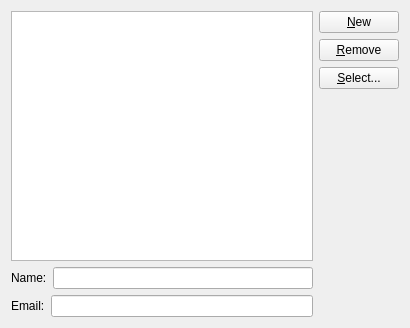
Qt form publishdialog_base.ui (KDE/korganizer) before a commit.
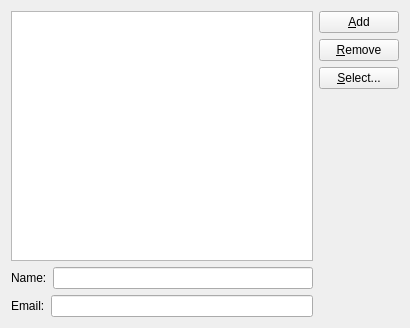
The same form after that commit. Custom widgets are drawn as their Qt base class.

Commit message:
Change "New" to "Add" in the dialog. Fixes a shared translation too.
FIXED-IN: 4.10.0
MERGE: none (due to new i18n string)

What changed in the file:
```diff
--- a/publishdialog_base.ui
+++ b/publishdialog_base.ui
@@ -40,7 +40,7 @@
           <string>Click this button and you will be able to enter a name and email for a new addressee to add to the recipients list</string>
          </property>
          <property name="text">
-          <string>&amp;New</string>
+          <string>&amp;Add</string>
          </property>
         </widget>
        </item>
```
Left out of the diff: 4 changed lines with no effect on the pictures. The commit also changes 1 other file.
